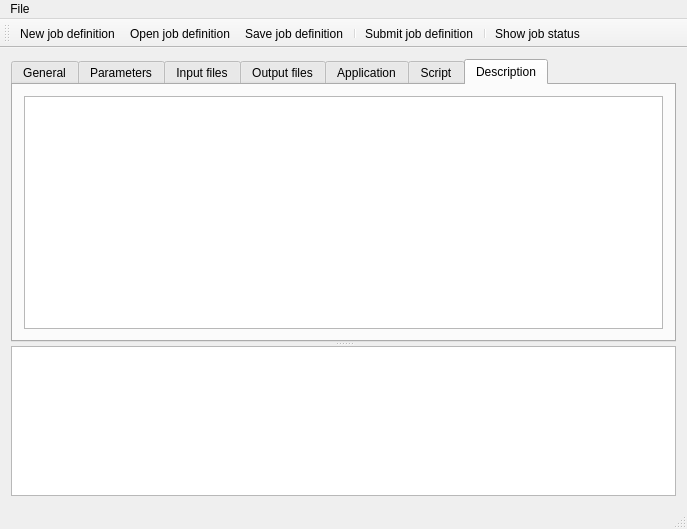
First picture: the form in src/arcsub-ui/jobdefinitionwindow.ui, repository jonaslindemann/arc-gui-clients, before the edit.
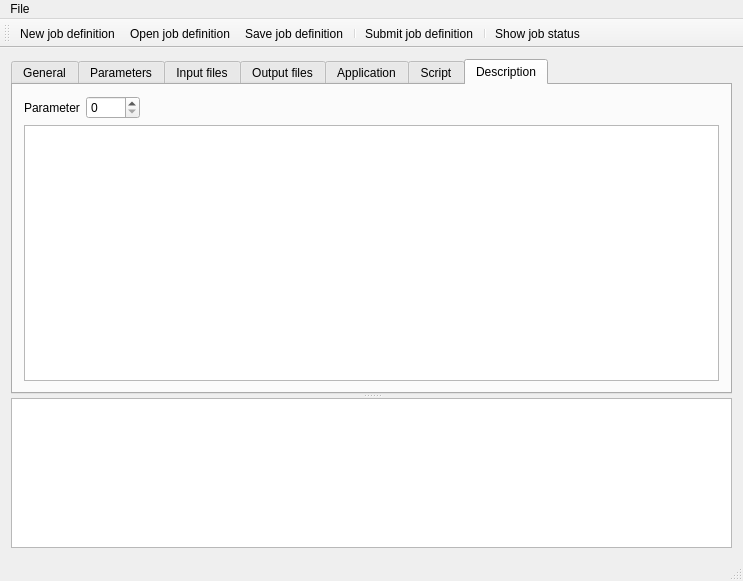
Second picture: the form after the edit. The open tabs and pages were chosen to show the change.

```diff
--- a/src/arcsub-ui/jobdefinitionwindow.ui
+++ b/src/arcsub-ui/jobdefinitionwindow.ui
@@ -6,8 +6,8 @@
    <rect>
     <x>0</x>
     <y>0</y>
-    <width>687</width>
-    <height>529</height>
+    <width>743</width>
+    <height>581</height>
    </rect>
   </property>
   <property name="windowTitle">
@@ -649,7 +649,42 @@
         </attribute>
         <layout class="QVBoxLayout" name="verticalLayout_3">
          <item>
-          <widget class="QTextEdit" name="descriptionText"/>
+          <layout class="QVBoxLayout" name="verticalLayout_14">
+           <item>
+            <layout class="QHBoxLayout" name="horizontalLayout_13">
+             <item>
+              <widget class="QLabel" name="label_2">
+               <property name="text">
+                <string>Parameter</string>
+               </property>
+              </widget>
+             </item>
+             <item>
+              <widget class="QSpinBox" name="scriptParamSpin">
+               <property name="maximum">
+                <number>9999</number>
+               </property>
+              </widget>
+             </item>
+             <item>
+              <spacer name="horizontalSpacer_5">
+               <property name="orientation">
+                <enum>Qt::Horizontal</enum>
+               </property>
+               <property name="sizeHint" stdset="0">
+                <size>
+                 <width>40</width>
+                 <height>20</height>
+                </size>
+               </property>
+              </spacer>
+             </item>
+            </layout>
+           </item>
+           <item>
+            <widget class="QTextEdit" name="descriptionText"/>
+           </item>
+          </layout>
          </item>
         </layout>
        </widget>
@@ -682,8 +717,8 @@
     <rect>
      <x>0</x>
      <y>0</y>
-     <width>687</width>
-     <height>26</height>
+     <width>743</width>
+     <height>28</height>
     </rect>
    </property>
    <widget class="QMenu" name="menuFile">
```
Left out of the diff: 1 changed line with no effect on the pictures.
